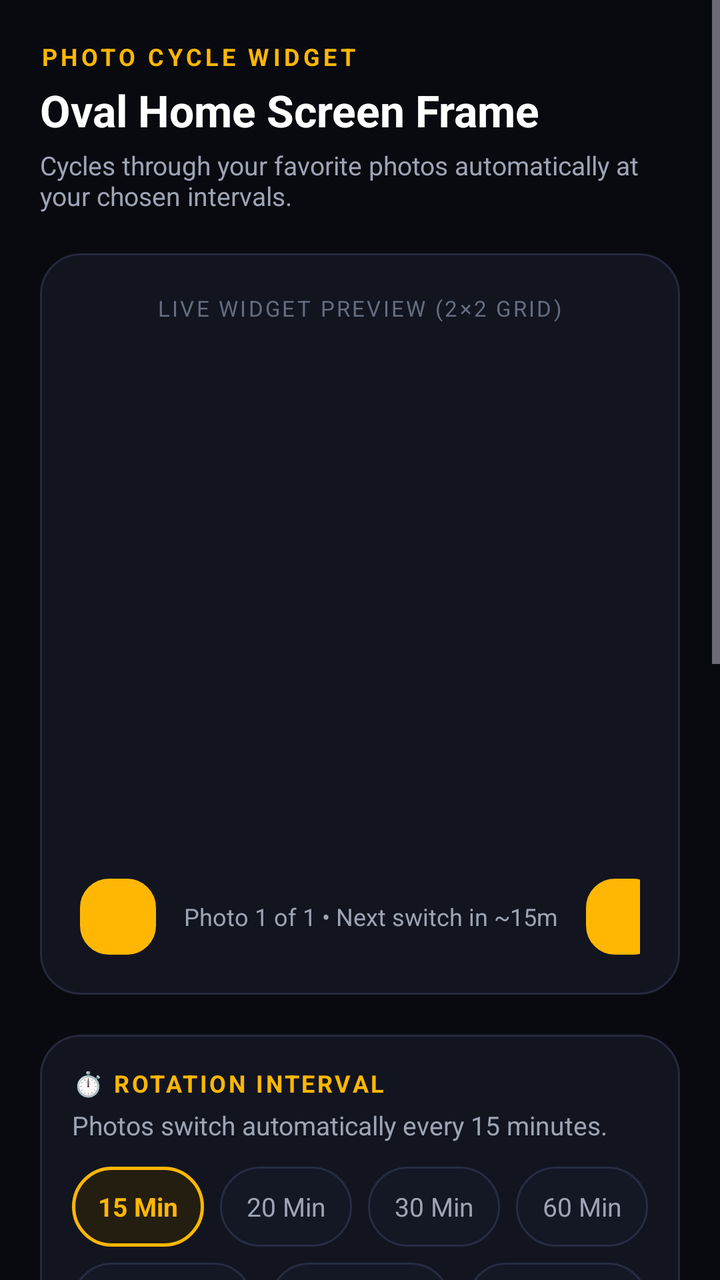
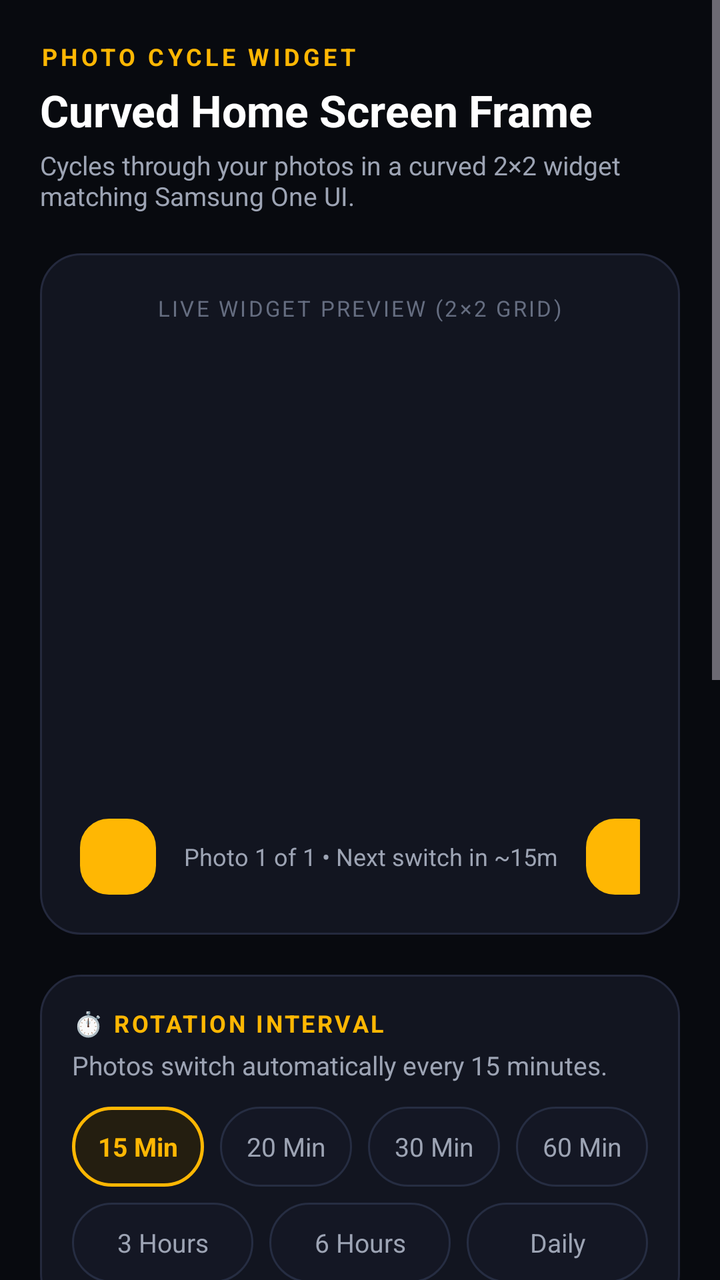

Compare the two renders of this Android layout. The source of the first and the diff that turns it into the second are given below.
<!-- AndroidManifest.xml: application theme Theme.PhotoWidget -->
<!-- res/layout/activity_main.xml -->
<?xml version="1.0" encoding="utf-8"?>
<ScrollView xmlns:android="http://schemas.android.com/apk/res/android"
    android:layout_width="match_parent"
    android:layout_height="match_parent"
    android:background="@color/bg_dark"
    android:fillViewport="true">

    <LinearLayout
        android:layout_width="match_parent"
        android:layout_height="wrap_content"
        android:orientation="vertical"
        android:padding="20dp">

        
        <TextView
            android:layout_width="wrap_content"
            android:layout_height="wrap_content"
            android:text="PHOTO CYCLE WIDGET"
            android:textColor="@color/accent_amber"
            android:textSize="12sp"
            android:textStyle="bold"
            android:letterSpacing="0.15" />

        <TextView
            android:layout_width="wrap_content"
            android:layout_height="wrap_content"
            android:layout_marginTop="4dp"
            android:text="Oval Home Screen Frame"
            android:textColor="@color/text_primary"
            android:textSize="22sp"
            android:textStyle="bold" />

        <TextView
            android:layout_width="wrap_content"
            android:layout_height="wrap_content"
            android:layout_marginTop="4dp"
            android:text="Cycles through your favorite photos automatically at your chosen intervals."
            android:textColor="@color/text_secondary"
            android:textSize="13sp" />

        
        <LinearLayout
            android:layout_width="match_parent"
            android:layout_height="wrap_content"
            android:layout_marginTop="20dp"
            android:background="@drawable/card_bg"
            android:gravity="center"
            android:orientation="vertical"
            android:padding="20dp">

            <TextView
                android:layout_width="wrap_content"
                android:layout_height="wrap_content"
                android:text="LIVE WIDGET PREVIEW (2×2 GRID)"
                android:textColor="@color/text_muted"
                android:textSize="11sp"
                android:letterSpacing="0.1" />

            <FrameLayout
                android:layout_width="220dp"
                android:layout_height="250dp"
                android:layout_marginTop="14dp">

                <ImageView
                    android:id="@+id/iv_preview"
                    android:layout_width="match_parent"
                    android:layout_height="match_parent"
                    android:adjustViewBounds="true"
                    android:scaleType="fitCenter"
                    android:contentDescription="Widget Preview" />
            </FrameLayout>

            
            <LinearLayout
                android:layout_width="wrap_content"
                android:layout_height="wrap_content"
                android:layout_marginTop="14dp"
                android:gravity="center_vertical"
                android:orientation="horizontal">

                <Button
                    android:id="@+id/btn_prev_preview"
                    android:layout_width="38dp"
                    android:layout_height="38dp"
                    android:background="@drawable/btn_secondary"
                    android:text="‹"
                    android:textColor="@color/text_primary"
                    android:textSize="18sp" />

                <TextView
                    android:id="@+id/tv_preview_status"
                    android:layout_width="wrap_content"
                    android:layout_height="wrap_content"
                    android:layout_marginStart="14dp"
                    android:layout_marginEnd="14dp"
                    android:text="Photo 1 of 1 • Next switch in ~15m"
                    android:textColor="@color/text_secondary"
                    android:textSize="12sp" />

                <Button
                    android:id="@+id/btn_next_preview"
                    android:layout_width="38dp"
                    android:layout_height="38dp"
                    android:background="@drawable/btn_secondary"
                    android:text="›"
                    android:textColor="@color/text_primary"
                    android:textSize="18sp" />
            </LinearLayout>

        </LinearLayout>

        
        <LinearLayout
            android:layout_width="match_parent"
            android:layout_height="wrap_content"
            android:layout_marginTop="20dp"
            android:background="@drawable/card_bg"
            android:orientation="vertical"
            android:padding="16dp">

            <TextView
                android:layout_width="wrap_content"
                android:layout_height="wrap_content"
                android:text="⏱️ ROTATION INTERVAL"
                android:textColor="@color/accent_amber"
                android:textSize="12sp"
                android:textStyle="bold"
                android:letterSpacing="0.1" />

            <TextView
                android:id="@+id/tv_interval_description"
                android:layout_width="wrap_content"
                android:layout_height="wrap_content"
                android:layout_marginTop="4dp"
                android:text="Photos switch automatically every 15 minutes."
                android:textColor="@color/text_secondary"
                android:textSize="13sp" />

            
            <LinearLayout
                android:layout_width="match_parent"
                android:layout_height="wrap_content"
                android:layout_marginTop="12dp"
                android:orientation="horizontal">

                <TextView
                    android:id="@+id/chip_15m"
                    android:layout_width="0dp"
                    android:layout_height="40dp"
                    android:layout_weight="1"
                    android:background="@drawable/pill_interval_active_bg"
                    android:gravity="center"
                    android:text="15 Min"
                    android:textColor="@color/accent_amber"
                    android:textSize="13sp"
                    android:textStyle="bold" />

                <TextView
                    android:id="@+id/chip_20m"
                    android:layout_width="0dp"
                    android:layout_height="40dp"
                    android:layout_marginStart="8dp"
                    android:layout_weight="1"
                    android:background="@drawable/pill_interval_bg"
                    android:gravity="center"
                    android:text="20 Min"
                    android:textColor="@color/text_secondary"
                    android:textSize="13sp" />

                <TextView
                    android:id="@+id/chip_30m"
                    android:layout_width="0dp"
                    android:layout_height="40dp"
                    android:layout_marginStart="8dp"
                    android:layout_weight="1"
                    android:background="@drawable/pill_interval_bg"
                    android:gravity="center"
                    android:text="30 Min"
                    android:textColor="@color/text_secondary"
                    android:textSize="13sp" />

                <TextView
                    android:id="@+id/chip_60m"
                    android:layout_width="0dp"
                    android:layout_height="40dp"
                    android:layout_marginStart="8dp"
                    android:layout_weight="1"
                    android:background="@drawable/pill_interval_bg"
                    android:gravity="center"
                    android:text="60 Min"
                    android:textColor="@color/text_secondary"
                    android:textSize="13sp" />
            </LinearLayout>

            
            <LinearLayout
                android:layout_width="match_parent"
                android:layout_height="wrap_content"
                android:layout_marginTop="8dp"
                android:orientation="horizontal">

                <TextView
                    android:id="@+id/chip_3h"
                    android:layout_width="0dp"
                    android:layout_height="40dp"
                    android:layout_weight="1"
                    android:background="@drawable/pill_interval_bg"
                    android:gravity="center"
                    android:text="3 Hours"
                    android:textColor="@color/text_secondary"
                    android:textSize="13sp" />

                <TextView
                    android:id="@+id/chip_6h"
                    android:layout_width="0dp"
                    android:layout_height="40dp"
                    android:layout_marginStart="8dp"
                    android:layout_weight="1"
                    android:background="@drawable/pill_interval_bg"
                    android:gravity="center"
                    android:text="6 Hours"
                    android:textColor="@color/text_secondary"
                    android:textSize="13sp" />

                <TextView
                    android:id="@+id/chip_24h"
                    android:layout_width="0dp"
                    android:layout_height="40dp"
                    android:layout_marginStart="8dp"
                    android:layout_weight="1"
                    android:background="@drawable/pill_interval_bg"
                    android:gravity="center"
                    android:text="Daily"
                    android:textColor="@color/text_secondary"
                    android:textSize="13sp" />
            </LinearLayout>

        </LinearLayout>

        
        <LinearLayout
            android:layout_width="match_parent"
            android:layout_height="wrap_content"
            android:layout_marginTop="16dp"
            android:background="@drawable/card_bg"
            android:orientation="vertical"
            android:padding="16dp">

            <TextView
                android:layout_width="wrap_content"
                android:layout_height="wrap_content"
                android:text="🎨 WIDGET SHAPE &amp; STYLE"
                android:textColor="@color/accent_amber"
                android:textSize="12sp"
                android:textStyle="bold"
                android:letterSpacing="0.1" />

            
            <LinearLayout
                android:layout_width="match_parent"
                android:layout_height="wrap_content"
                android:layout_marginTop="10dp"
                android:orientation="horizontal">

                <TextView
                    android:id="@+id/chip_shape_oval"
                    android:layout_width="0dp"
                    android:layout_height="38dp"
                    android:layout_weight="1"
                    android:background="@drawable/pill_interval_active_bg"
                    android:gravity="center"
                    android:text="Oval (Screenshot)"
                    android:textColor="@color/accent_amber"
                    android:textSize="12sp"
                    android:textStyle="bold" />

                <TextView
                    android:id="@+id/chip_shape_circle"
                    android:layout_width="0dp"
                    android:layout_height="38dp"
                    android:layout_marginStart="8dp"
                    android:layout_weight="1"
                    android:background="@drawable/pill_interval_bg"
                    android:gravity="center"
                    android:text="Circle"
                    android:textColor="@color/text_secondary"
                    android:textSize="12sp" />

                <TextView
                    android:id="@+id/chip_shape_rounded"
                    android:layout_width="0dp"
                    android:layout_height="38dp"
                    android:layout_marginStart="8dp"
                    android:layout_weight="1"
                    android:background="@drawable/pill_interval_bg"
                    android:gravity="center"
                    android:text="Rounded Card"
                    android:textColor="@color/text_secondary"
                    android:textSize="12sp" />
            </LinearLayout>

            
            <LinearLayout
                android:layout_width="match_parent"
                android:layout_height="wrap_content"
                android:layout_marginTop="8dp"
                android:orientation="horizontal">

                <TextView
                    android:id="@+id/chip_border_dark"
                    android:layout_width="0dp"
                    android:layout_height="38dp"
                    android:layout_weight="1"
                    android:background="@drawable/pill_interval_active_bg"
                    android:gravity="center"
                    android:text="Dark Obsidian Rim"
                    android:textColor="@color/accent_amber"
                    android:textSize="12sp"
                    android:textStyle="bold" />

                <TextView
                    android:id="@+id/chip_border_amber"
                    android:layout_width="0dp"
                    android:layout_height="38dp"
                    android:layout_marginStart="8dp"
                    android:layout_weight="1"
                    android:background="@drawable/pill_interval_bg"
                    android:gravity="center"
                    android:text="Amber Gold Rim"
                    android:textColor="@color/text_secondary"
                    android:textSize="12sp" />

                <TextView
                    android:id="@+id/chip_border_none"
                    android:layout_width="0dp"
                    android:layout_height="38dp"
                    android:layout_marginStart="8dp"
                    android:layout_weight="1"
                    android:background="@drawable/pill_interval_bg"
                    android:gravity="center"
                    android:text="Borderless"
                    android:textColor="@color/text_secondary"
                    android:textSize="12sp" />
            </LinearLayout>

        </LinearLayout>

        
        <LinearLayout
            android:layout_width="match_parent"
            android:layout_height="wrap_content"
            android:layout_marginTop="16dp"
            android:background="@drawable/card_bg"
            android:orientation="vertical"
            android:padding="16dp">

            <LinearLayout
                android:layout_width="match_parent"
                android:layout_height="wrap_content"
                android:gravity="center_vertical"
                android:orientation="horizontal">

                <LinearLayout
                    android:layout_width="0dp"
                    android:layout_height="wrap_content"
                    android:layout_weight="1"
                    android:orientation="vertical">

                    <TextView
                        android:id="@+id/tv_vault_header"
                        android:layout_width="wrap_content"
                        android:layout_height="wrap_content"
                        android:text="🖼️ PHOTOS VAULT"
                        android:textColor="@color/accent_amber"
                        android:textSize="12sp"
                        android:textStyle="bold"
                        android:letterSpacing="0.1" />

                    <TextView
                        android:id="@+id/tv_vault_count"
                        android:layout_width="wrap_content"
                        android:layout_height="wrap_content"
                        android:text="0 photos saved"
                        android:textColor="@color/text_secondary"
                        android:textSize="12sp" />
                </LinearLayout>

                <Button
                    android:id="@+id/btn_pick_photos"
                    android:layout_width="wrap_content"
                    android:layout_height="40dp"
                    android:background="@drawable/btn_primary"
                    android:drawableStart="@drawable/ic_add_photo"
                    android:drawablePadding="6dp"
                    android:paddingStart="14dp"
                    android:paddingEnd="14dp"
                    android:text="Add Photos"
                    android:textAllCaps="false"
                    android:textColor="@color/black"
                    android:textSize="13sp"
                    android:textStyle="bold" />
            </LinearLayout>

            <TextView
                android:id="@+id/tv_empty_vault"
                android:layout_width="match_parent"
                android:layout_height="wrap_content"
                android:layout_marginTop="20dp"
                android:layout_marginBottom="10dp"
                android:gravity="center"
                android:text="No photos added yet.\nTap 'Add Photos' to pick multiple pictures from your gallery!"
                android:textColor="@color/text_muted"
                android:textSize="13sp" />

            
            <HorizontalScrollView
                android:id="@+id/scroll_photos"
                android:layout_width="match_parent"
                android:layout_height="wrap_content"
                android:layout_marginTop="14dp"
                android:visibility="gone">

                <LinearLayout
                    android:id="@+id/container_photos"
                    android:layout_width="wrap_content"
                    android:layout_height="wrap_content"
                    android:orientation="horizontal" />
            </HorizontalScrollView>

        </LinearLayout>

        
        <Button
            android:id="@+id/btn_add_to_home"
            android:layout_width="match_parent"
            android:layout_height="52dp"
            android:layout_marginTop="24dp"
            android:background="@drawable/btn_primary"
            android:text="⚡ Add Widget to Home Screen"
            android:textAllCaps="false"
            android:textColor="@color/black"
            android:textSize="15sp"
            android:textStyle="bold" />

        <Button
            android:id="@+id/btn_cycle_now"
            android:layout_width="match_parent"
            android:layout_height="48dp"
            android:layout_marginTop="10dp"
            android:background="@drawable/btn_secondary"
            android:text="🔄 Cycle to Next Photo Now"
            android:textAllCaps="false"
            android:textColor="@color/text_primary"
            android:textSize="14sp" />

        <TextView
            android:layout_width="match_parent"
            android:layout_height="wrap_content"
            android:layout_marginTop="14dp"
            android:layout_marginBottom="24dp"
            android:gravity="center"
            android:text="Tip: You can also tap the widget on your home screen to switch photos immediately!"
            android:textColor="@color/text_muted"
            android:textSize="12sp" />

    </LinearLayout>
</ScrollView>
<!-- resources referenced by this layout -->
<resources>
  <color name="accent_amber">#FFB703</color>
  <color name="bg_dark">#080A0F</color>
  <color name="black">#FF000000</color>
  <color name="text_muted">#656D80</color>
  <color name="text_primary">#FFFFFF</color>
  <color name="text_secondary">#9DA4B4</color>
  <!-- drawable btn_primary (drawable) -->
  <?xml version="1.0" encoding="utf-8"?>
  <ripple xmlns:android="http://schemas.android.com/apk/res/android"
      android:color="#4DFFFFFF">
      <item>
          <shape android:shape="rectangle">
              <corners android:radius="14dp" />
              <gradient
                  android:angle="0"
                  android:startColor="#FFB703"
                  android:endColor="#F5A623" />
          </shape>
      </item>
  </ripple>
  <!-- drawable btn_secondary (drawable) -->
  <?xml version="1.0" encoding="utf-8"?>
  <ripple xmlns:android="http://schemas.android.com/apk/res/android"
      android:color="#22FFFFFF">
      <item>
          <shape android:shape="rectangle">
              <corners android:radius="14dp" />
              <solid android:color="#181B28" />
              <stroke
                  android:width="1dp"
                  android:color="#2E354B" />
          </shape>
      </item>
  </ripple>
  <!-- drawable card_bg (drawable) -->
  <?xml version="1.0" encoding="utf-8"?>
  <shape xmlns:android="http://schemas.android.com/apk/res/android"
      android:shape="rectangle">
      <corners android:radius="20dp" />
      <solid android:color="@color/card_dark" />
      <stroke
          android:width="1dp"
          android:color="@color/card_stroke" />
  </shape>
  <!-- drawable ic_add_photo (drawable) -->
  <vector xmlns:android="http://schemas.android.com/apk/res/android"
      android:width="24dp"
      android:height="24dp"
      android:viewportWidth="24"
      android:viewportHeight="24">
    <path
        android:fillColor="#000000"
        android:pathData="M19,13h-6v6h-2v-6H5v-2h6V5h2v6h6v2z"/>
  </vector>
  <!-- drawable pill_interval_active_bg (drawable) -->
  <?xml version="1.0" encoding="utf-8"?>
  <shape xmlns:android="http://schemas.android.com/apk/res/android"
      android:shape="rectangle">
      <corners android:radius="24dp" />
      <solid android:color="#241E10" />
      <stroke
          android:width="1.5dp"
          android:color="#FFB703" />
  </shape>
  <!-- drawable pill_interval_bg (drawable) -->
  <?xml version="1.0" encoding="utf-8"?>
  <shape xmlns:android="http://schemas.android.com/apk/res/android"
      android:shape="rectangle">
      <corners android:radius="24dp" />
      <solid android:color="#141724" />
      <stroke
          android:width="1dp"
          android:color="#262D42" />
  </shape>
  <style name="Theme.PhotoWidget" parent="Theme.Material3.Dark.NoActionBar">
          <item name="android:statusBarColor">#080A0F</item>
          <item name="android:navigationBarColor">#080A0F</item>
          <item name="android:windowBackground">@color/bg_dark</item>
          <item name="colorPrimary">@color/accent_amber</item>
      </style>
  <color name="card_dark">#121520</color>
  <color name="card_stroke">#24293D</color>
</resources>

<!-- the commit's change to res/layout/activity_main.xml (unified diff, before → after) -->
@@ -25,7 +25,7 @@
             android:layout_width="wrap_content"
             android:layout_height="wrap_content"
             android:layout_marginTop="4dp"
-            android:text="Oval Home Screen Frame"
+            android:text="Curved Home Screen Frame"
             android:textColor="@color/text_primary"
             android:textSize="22sp"
             android:textStyle="bold" />
@@ -34,7 +34,7 @@
             android:layout_width="wrap_content"
             android:layout_height="wrap_content"
             android:layout_marginTop="4dp"
-            android:text="Cycles through your favorite photos automatically at your chosen intervals."
+            android:text="Cycles through your photos in a curved 2×2 widget matching Samsung One UI."
             android:textColor="@color/text_secondary"
             android:textSize="13sp" />
 
@@ -58,7 +58,7 @@
 
             <FrameLayout
                 android:layout_width="220dp"
-                android:layout_height="250dp"
+                android:layout_height="220dp"
                 android:layout_marginTop="14dp">
 
                 <ImageView
@@ -263,18 +263,30 @@
                 android:orientation="horizontal">
 
                 <TextView
-                    android:id="@+id/chip_shape_oval"
+                    android:id="@+id/chip_shape_rounded"
                     android:layout_width="0dp"
                     android:layout_height="38dp"
                     android:layout_weight="1"
                     android:background="@drawable/pill_interval_active_bg"
                     android:gravity="center"
-                    android:text="Oval (Screenshot)"
+                    android:text="Curved Card"
                     android:textColor="@color/accent_amber"
                     android:textSize="12sp"
                     android:textStyle="bold" />
 
                 <TextView
+                    android:id="@+id/chip_shape_oval"
+                    android:layout_width="0dp"
+                    android:layout_height="38dp"
+                    android:layout_marginStart="8dp"
+                    android:layout_weight="1"
+                    android:background="@drawable/pill_interval_bg"
+                    android:gravity="center"
+                    android:text="Oval"
+                    android:textColor="@color/text_secondary"
+                    android:textSize="12sp" />
+
+                <TextView
                     android:id="@+id/chip_shape_circle"
                     android:layout_width="0dp"
                     android:layout_height="38dp"
@@ -283,18 +295,6 @@
                     android:background="@drawable/pill_interval_bg"
                     android:gravity="center"
                     android:text="Circle"
-                    android:textColor="@color/text_secondary"
-                    android:textSize="12sp" />
-
-                <TextView
-                    android:id="@+id/chip_shape_rounded"
-                    android:layout_width="0dp"
-                    android:layout_height="38dp"
-                    android:layout_marginStart="8dp"
-                    android:layout_weight="1"
-                    android:background="@drawable/pill_interval_bg"
-                    android:gravity="center"
-                    android:text="Rounded Card"
                     android:textColor="@color/text_secondary"
                     android:textSize="12sp" />
             </LinearLayout>
